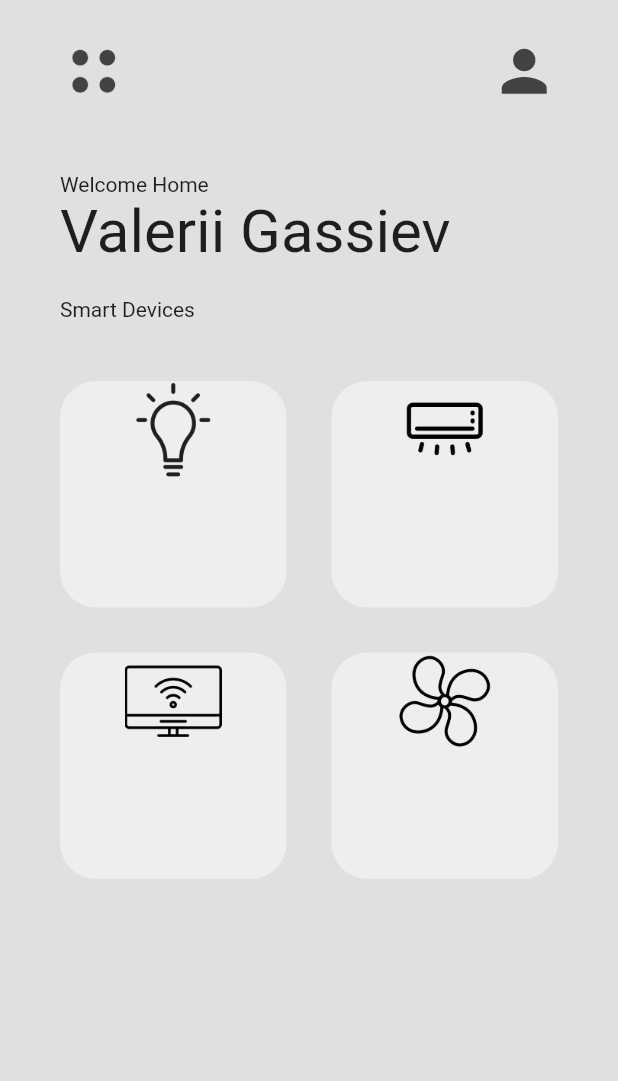
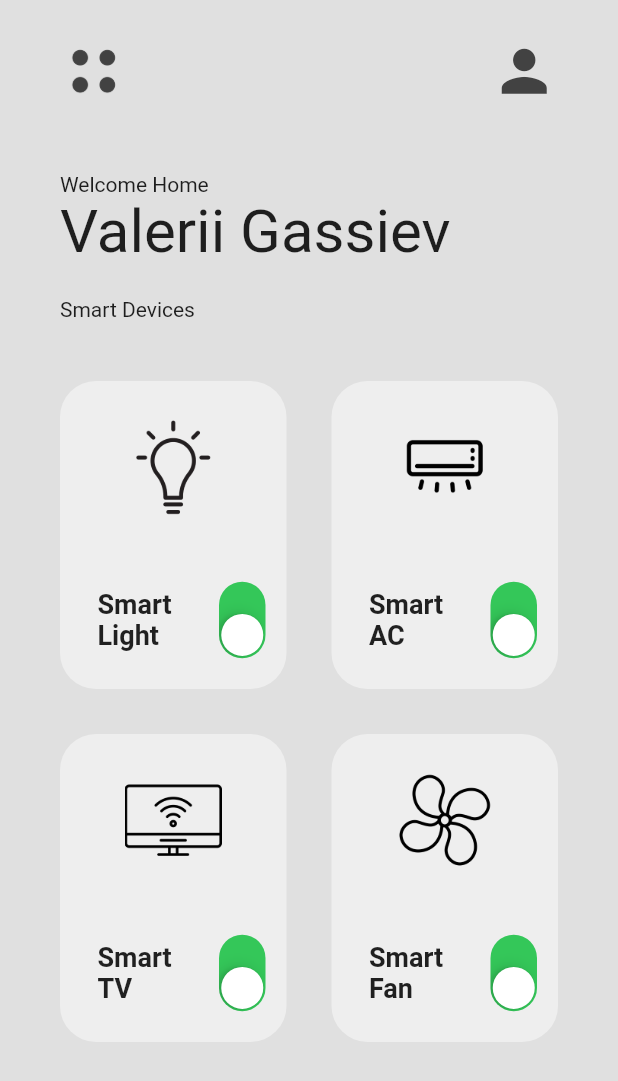
Before and after one commit to valerandco/flutter_smarthome_ui, a Flutter app: the screen it shows after launch, on a phone screen of 412 x 824 dp. Shown: the top 1081 px of the screen. Run offline on Flutter 3.47's test engine with Material 2 defaults, Android fonts, the phone set to English and light mode, and no system bars; missing offline and left inert: dart:ffi.

Commit message:
add devises

```diff
--- a/lib/pages/home_page.dart
+++ b/lib/pages/home_page.dart
@@ -25,6 +25,13 @@ class _HomePageState extends State<HomePage> {
     ["Smart Fan", "lib/icons/fan.png", true],
 
   ];
+
+  void powerSwitchChanged(bool value) {
+    setState(() {
+      mySmartDevices[index][2] = value;
+
+    });
+  }
 
 
   @override
@@ -96,14 +103,17 @@ class _HomePageState extends State<HomePage> {
            Expanded(
              child: GridView.builder(
                itemCount: mySmartDevices.length,
-               padding: EdgeInsets.all(25),
+               padding: const EdgeInsets.all(25),
                gridDelegate: const SliverGridDelegateWithFixedCrossAxisCount(
-                 crossAxisCount: 2),
+                 crossAxisCount: 2,
+                 childAspectRatio: 1/1.3,
+               ),
                itemBuilder: (context, index) {
                  return SmartDeviceBox(
                    smartDeviceName: mySmartDevices[index][0],
                    iconPath: mySmartDevices[index][1],
                    PowerOn: mySmartDevices[index][2],
+                   onChanged: (value) => powerSwitchChanged(value),
                  );
                }
              ),
--- a/lib/util/smart_devices_box.dart
+++ b/lib/util/smart_devices_box.dart
@@ -1,5 +1,7 @@
 import 'dart:ffi';
+import 'dart:math';
 
+import 'package:flutter/cupertino.dart';
 import 'package:flutter/material.dart';
 
 class SmartDeviceBox extends StatelessWidget {
@@ -7,12 +9,16 @@ class SmartDeviceBox extends StatelessWidget {
   final String smartDeviceName;
   final String iconPath;
   final bool PowerOn;
+  void Function(bool)? onChanged;
 
-  const SmartDeviceBox({
+
+
+  SmartDeviceBox({
     super.key,
     required this.smartDeviceName,
     required this.iconPath,
     required this.PowerOn,
+    required this.onChanged,
   });
 
 
@@ -25,7 +31,9 @@ class SmartDeviceBox extends StatelessWidget {
           color: Colors.grey[200],
           borderRadius: BorderRadius.circular(24),
         ),
+        padding: EdgeInsets.symmetric(vertical: 25),
         child: Column(
+          mainAxisAlignment: MainAxisAlignment.spaceBetween,
           children: [
             Image.asset(
               iconPath,
@@ -33,6 +41,29 @@ class SmartDeviceBox extends StatelessWidget {
             ),
 
             // device name
+            Row(
+              children: [
+                Expanded(
+                  child: Padding(
+                    padding: const EdgeInsets.only(left: 25),
+                    child: Text(
+                      smartDeviceName,
+                      style: const TextStyle(
+                        fontWeight: FontWeight.bold,
+                        fontSize: 18,
+                      ),
+                    ),
+                  ),
+                ),
+                Transform.rotate(
+                  angle: pi / 2,
+                  child: CupertinoSwitch(
+                    value: PowerOn,
+                    onChanged: onChanged,
+                  ),
+                ),
+              ],
+            ),
 
           ],
         ),
```
